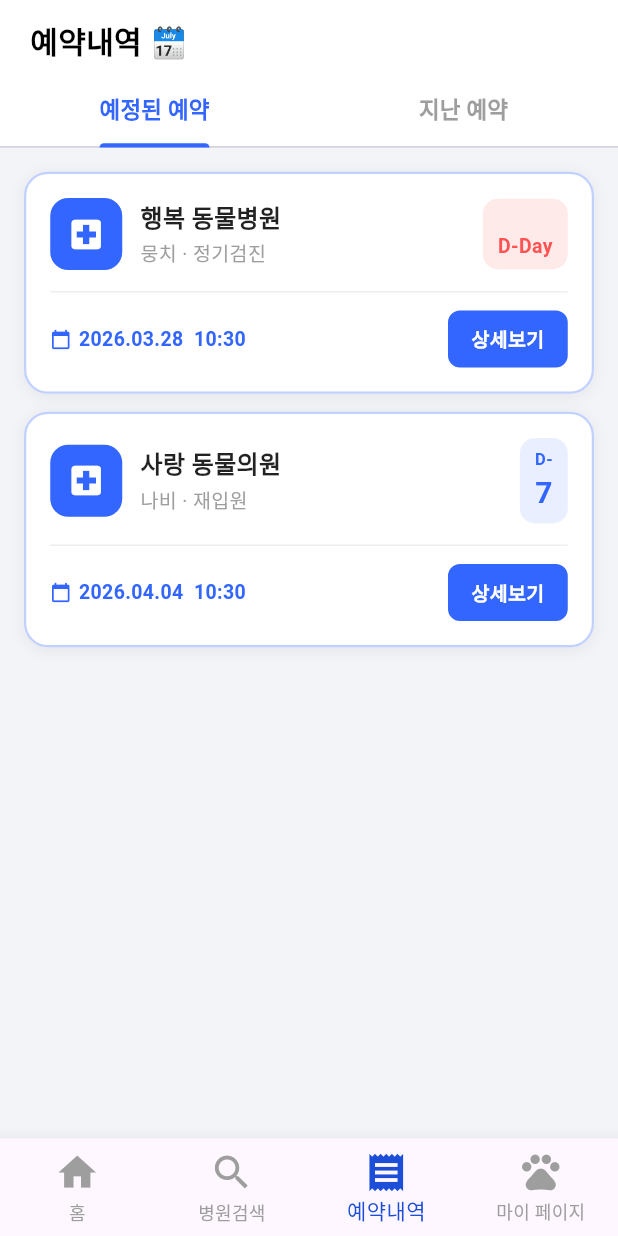
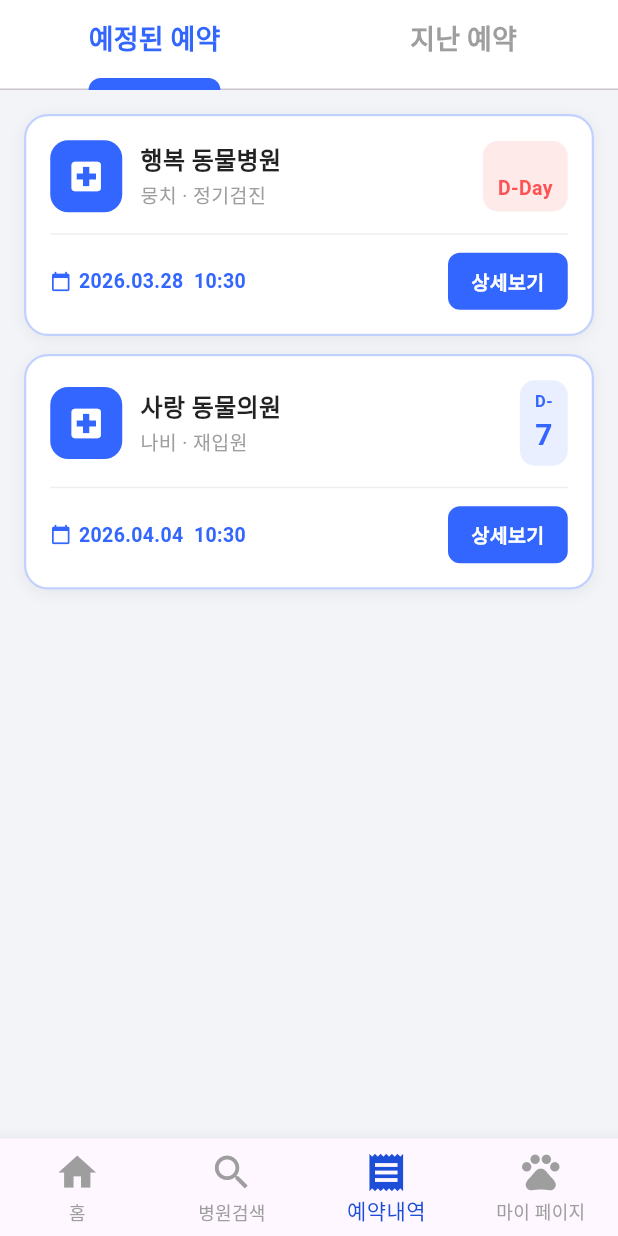
Before and after one commit to KimBS-git/todocApp, a Flutter app: the screen it shows after launch, item 3 of the bottom bar chosen, on a phone screen of 412 x 824 dp. Run offline on Flutter 3.47's test engine with Material 3 defaults, Android fonts, the phone set to English and light mode, and no system bars; our stand-ins replace flutter_dotenv; missing offline and left inert: flutter_naver_map.

Commit message:
폴더 정리

```diff
--- a/lib/booking_history.dart
+++ b/lib/booking_history.dart
@@ -116,44 +116,22 @@ class _BookingHistoryState extends State<BookingHistory>
     // MainScreen에 이미 Scaffold가 있기 때문에 여기서 또 쓰면 충돌납니다.
     return Column(
       children: [
-        // ── 상단 타이틀 영역 ──
-        Container(
-          color: Colors.white,
-          padding: EdgeInsets.only(
-            // 상태바(시계, 배터리 등) 높이를 자동으로 계산해서 여백을 줍니다.
-            top: MediaQuery.of(context).padding.top + 12,
-            left: 20,
-            right: 20,
-            bottom: 8,
-          ),
-          child: const Align(
-            alignment: Alignment.centerLeft,
-            child: Text(
-              '예약내역 🗓️',
-              style: TextStyle(
-                color: Colors.black,
-                fontWeight: FontWeight.bold,
-                fontSize: 20,
-              ),
-            ),
-          ),
-        ),
-
         // ── 탭 바 (예정된 예약 / 지난 예약) ──
         Container(
+          height: 60,
           color: Colors.white,
           child: TabBar(
             controller: _tabController,
             labelColor: const Color(0xFF3366FF), // 선택된 탭 글자 색
             unselectedLabelColor: Colors.grey, // 선택 안 된 탭 글자 색
             indicatorColor: const Color(0xFF3366FF), // 탭 아래 파란 밑줄
-            indicatorWeight: 2.5,
+            indicatorWeight: 8,
             labelStyle: const TextStyle(
               fontWeight: FontWeight.bold,
-              fontSize: 15,
+              fontSize: 18,
             ),
             tabs: const [
-              Tab(text: '예정된 예약'),
+              Tab(text: "예정된 예약"),
               Tab(text: '지난 예약'),
             ],
           ),
@@ -190,7 +168,7 @@ class _BookingHistoryState extends State<BookingHistory>
       return const Center(
         child: Text(
           '예약 내역이 없습니다.',
-          style: TextStyle(color: Colors.grey, fontSize: 15),
+          style: TextStyle(color: Colors.grey, fontSize: 22),
         ),
       );
     }
--- a/lib/home.dart
+++ b/lib/pages/home.dart
@@ -75,8 +75,8 @@ class Home extends StatelessWidget {
             hasReservation
                 ? BookCard(
                     bookHospitalName: "하이유 동물병원",
-                    bookDate: "26.03.28 (목) 13:00",
-                    bookDateTime: DateTime(2026, 3, 28),
+                    bookDate: "26.04.02 (목) 13:00",
+                    bookDateTime: DateTime(2026, 4, 3),
                   )
                 : EmptyBookCard(),
             Padding(
@@ -105,7 +105,7 @@ class Home extends StatelessWidget {
 
             HospitalCard(
               hospitalName: "행복 동물병원",
-              date: "2026.03.10",
+              date: "2025.04.12",
               detail: "정기검진",
             ),
           ],
--- a/lib/main_screen.dart
+++ b/lib/pages/main_screen.dart
@@ -1,7 +1,7 @@
 import 'package:flutter/material.dart';
-import 'package:todoc/home.dart';
-import 'package:todoc/my_page.dart';
-import 'package:todoc/search.dart';
+import 'package:todoc/pages/home.dart';
+import 'package:todoc/pages/my_page.dart';
+import 'package:todoc/pages/search.dart';
 import 'package:todoc/booking_history.dart';
 
 class MainScreen extends StatefulWidget {
--- a/lib/widget/book_card.dart
+++ b/lib/widget/book_card.dart
@@ -24,7 +24,7 @@ class BookCard extends StatelessWidget {
 
     if (diff == 0) return "D-Day";
     if (diff > 0) return "$diff";
-    return "${diff.abs()}";
+    return "+${diff.abs()}";
   }
 
   Color getDdayColor() {
@@ -103,7 +103,7 @@ class BookCard extends StatelessWidget {
                   Text(
                     getDday(),
                     style: TextStyle(
-                      fontSize: 25,
+                      fontSize: 20,
                       fontWeight: FontWeight.bold,
                       color: getDdayColor(),
                     ),
```
Also changed, not shown: lib/main.dart (+7 -7 lines), lib/pages/my_page.dart (renamed from lib/my_page.dart, +16 -1 lines), lib/pages/search.dart (renamed from lib/search.dart).
